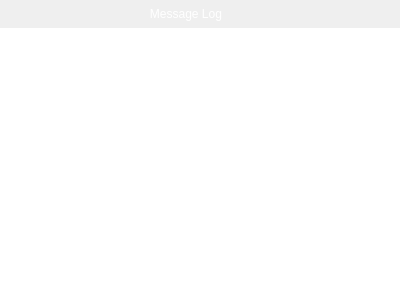
Tulip-Dev/tulip, file plugins/perspective/GraphPerspective/designer/GraphPerspectiveLogger.ui: the form before one commit.
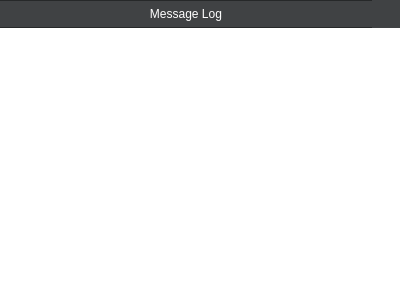
The form after the commit.

Patch:
```diff
--- a/plugins/perspective/GraphPerspective/designer/GraphPerspectiveLogger.ui
+++ b/plugins/perspective/GraphPerspective/designer/GraphPerspectiveLogger.ui
@@ -11,18 +11,20 @@
    </rect>
   </property>
   <property name="styleSheet">
-   <string notr="true">QLabel, QPushButton, .QWidget {
+   <string notr="true">QLabel, QToolButton, QPushButton {
 border-image:none;
-background-color: qlineargradient(x1: 0, y1: 0, x2: 0.0, y2: 1.0,
-stop: 0 #939393,
-stop: 0.4 #808080,
-stop: 0.401 #737373,
-stop: 1 #5a5a5a);
+background-color: #404244;
 border: 0px;
 color: white;
 }
 
-QPushButton:hover {
+#label, #clearButton {
+border-top: 1px solid #262829;
+border-bottom: 1px solid #262829;
+}
+
+
+QToolButton:hover, QPushButton:hover {
 border-image:none;
 background-color: qlineargradient(x1: 0, y1: 0, x2: 0.0, y2: 1.0,
 stop: 0 #8F8F8F,
@@ -42,8 +44,7 @@
 stop: 1 #3e3e3e);
 border: 0px;
 color: white;
-}
-</string>
+}</string>
   </property>
   <layout class="QVBoxLayout" name="verticalLayout">
    <property name="spacing">
```
Left out of the diff: 14 changed lines with no effect on the pictures.
